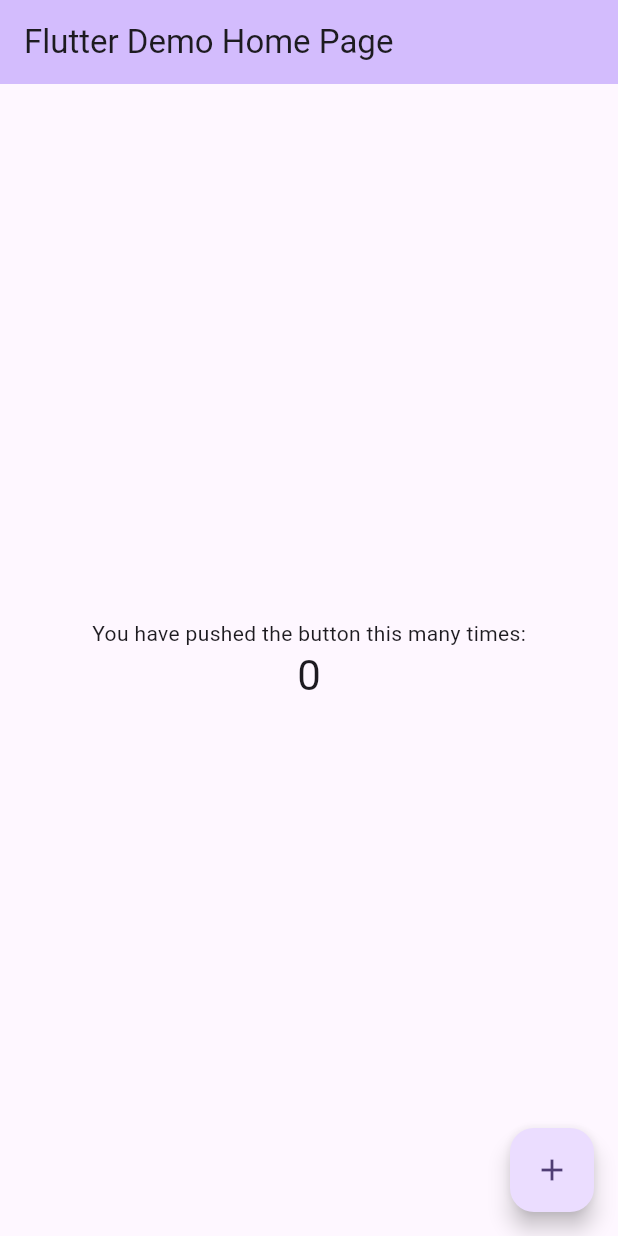
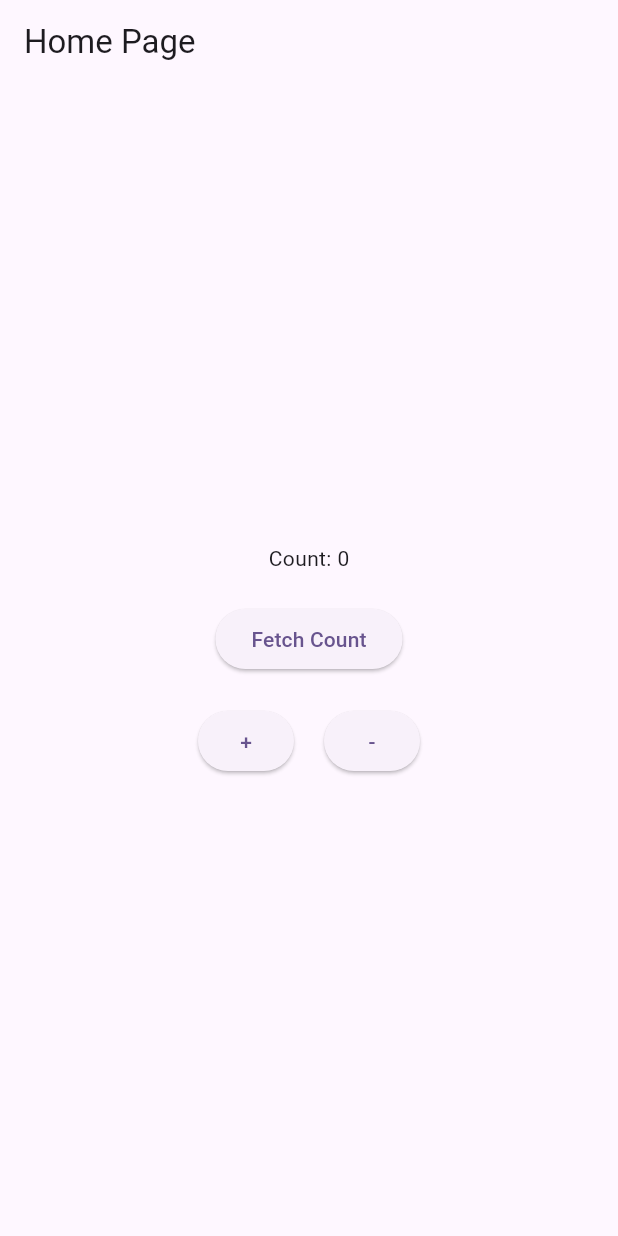
Before and after one commit to my0366/flutter-template, a Flutter app: the screen it shows after launch, on a phone screen of 412 x 824 dp. Run offline on Flutter 3.47's test engine with Material 3 defaults, Android fonts, the phone set to English and light mode, and no system bars; our stand-ins replace dio, flutter_riverpod, flutter_secure_storage, freezed_annotation, go_router, logger and 1 more; generated files the repository leaves out were written again.

Commit message:
feat : counter

```diff
--- /dev/null
+++ b/lib/app/app.dart
@@ -0,0 +1,15 @@
+import 'package:flutter/material.dart';
+import 'package:flutter_template/app/routes.dart';
+
+class MyApp extends StatelessWidget {
+  const MyApp({super.key});
+
+  @override
+  Widget build(BuildContext context) {
+    return MaterialApp.router(
+      routerConfig: router,
+      title: 'Flutter Demo',
+      theme: ThemeData(colorScheme: ColorScheme.fromSeed(seedColor: Colors.deepPurple)),
+    );
+  }
+}
--- /dev/null
+++ b/lib/app/routes.dart
@@ -0,0 +1,9 @@
+import 'package:flutter_template/pages/home/home_page.dart';
+import 'package:go_router/go_router.dart';
+
+final router = GoRouter(
+  initialLocation: "/home", // 기본 경로 설정
+  routes: [
+    GoRoute(path: '/home', builder: (context, state) => HomePage()),
+  ],
+);
--- /dev/null
+++ b/lib/features/count/count_provider.dart
@@ -0,0 +1,27 @@
+import 'package:flutter_template/features/count/count_state.dart';
+import 'package:flutter_template/shared/data/remote/count_repository.dart';
+import 'package:riverpod_annotation/riverpod_annotation.dart';
+
+part 'count_provider.g.dart';
+
+@riverpod
+class CountNotifier extends _$CountNotifier {
+  @override
+  CountState build() {
+    return CountState();
+  }
+
+  Future<dynamic> fetchCount() async {
+    final result = await ref.read(testRepositoryProvider).getCounts();
+    state = state.copyWith(count: result);
+    return result;
+  }
+
+  void increment() {
+    state = state.copyWith(count: state.count + 1);
+  }
+
+  void decrement() {
+    state = state.copyWith(count: state.count - 1);
+  }
+}
--- /dev/null
+++ b/lib/features/count/count_state.dart
@@ -0,0 +1,10 @@
+import 'package:freezed_annotation/freezed_annotation.dart';
+
+part 'count_state.freezed.dart';
+
+@freezed
+class CountState with _$CountState {
+  const factory CountState({
+    @Default(0) int count,
+  }) = _CountState;
+}
--- a/lib/main.dart
+++ b/lib/main.dart
@@ -1,101 +1,11 @@
 import 'package:flutter/material.dart';
+import 'package:flutter_riverpod/flutter_riverpod.dart';
+import 'package:flutter_template/app/app.dart';
 
 void main() {
-  runApp(const MyApp());
+  runApp(
+    ProviderScope(
+      child: const MyApp(),
+    ),
+  );
 }
-
-class MyApp extends StatelessWidget {
-  const MyApp({super.key});
-
-  @override
-  Widget build(BuildContext context) {
-    return MaterialApp(
-      title: 'Flutter Demo',
-      theme: ThemeData(colorScheme: ColorScheme.fromSeed(seedColor: Colors.deepPurple)),
-      home: const MyHomePage(title: 'Flutter Demo Home Page'),
-    );
-  }
-}
-
-class MyHomePage extends StatefulWidget {
-  const MyHomePage({super.key, required this.title});
-
-  // This widget is the home page of your application. It is stateful, meaning
-  // that it has a State object (defined below) that contains fields that affect
-  // how it looks.
-
-  // This class is the configuration for the state. It holds the values (in this
-  // case the title) provided by the parent (in this case the App widget) and
-  // used by the build method of the State. Fields in a Widget subclass are
-  // always marked "final".
-
-  final String title;
-
-  @override
-  State<MyHomePage> createState() => _MyHomePageState();
-}
-
-class _MyHomePageState extends State<MyHomePage> {
-  int _counter = 0;
-
-  void _incrementCounter() {
-    setState(() {
-      // This call to setState tells the Flutter framework that something has
-      // changed in this State, which causes it to rerun the build method below
-      // so that the display can reflect the updated values. If we changed
-      // _counter without calling setState(), then the build method would not be
-      // called again, and so nothing would appear to happen.
-      _counter++;
-    });
-  }
-
-  @override
-  Widget build(BuildContext context) {
-    // This method is rerun every time setState is called, for instance as done
-    // by the _incrementCounter method above.
-    //
-    // The Flutter framework has been optimized to make rerunning build methods
-    // fast, so that you can just rebuild anything that needs updating rather
-    // than having to individually change instances of widgets.
-    return Scaffold(
-      appBar: AppBar(
-        // TRY THIS: Try changing the color here to a specific color (to
-        // Colors.amber, perhaps?) and trigger a hot reload to see the AppBar
-        // change color while the other colors stay the same.
-        backgroundColor: Theme.of(context).colorScheme.inversePrimary,
-        // Here we take the value from the MyHomePage object that was created by
-        // the App.build method, and use it to set our appbar title.
-        title: Text(widget.title),
-      ),
-      body: Center(
-        // Center is a layout widget. It takes a single child and positions it
-        // in the middle of the parent.
-        child: Column(
-          // Column is also a layout widget. It takes a list of children and
-          // arranges them vertically. By default, it sizes itself to fit its
-          // children horizontally, and tries to be as tall as its parent.
-          //
-          // Column has various properties to control how it sizes itself and
-          // how it positions its children. Here we use mainAxisAlignment to
-          // center the children vertically; the main axis here is the vertical
-          // axis because Columns are vertical (the cross axis would be
-          // horizontal).
-          //
-          // TRY THIS: Invoke "debug painting" (choose the "Toggle Debug Paint"
-          // action in the IDE, or press "p" in the console), to see the
-          // wireframe for each widget.
-          mainAxisAlignment: MainAxisAlignment.center,
-          children: <Widget>[
-            const Text('You have pushed the button this many times:'),
-            Text('$_counter', style: Theme.of(context).textTheme.headlineMedium),
-          ],
-        ),
-      ),
-      floatingActionButton: FloatingActionButton(
-        onPressed: _incrementCounter,
-        tooltip: 'Increment',
-        child: const Icon(Icons.add),
-      ), // This trailing comma makes auto-formatting nicer for build methods.
-    );
-  }
-}
--- /dev/null
+++ b/lib/pages/home/home_event.dart
@@ -0,0 +1,8 @@
+import 'package:flutter_template/features/count/count_provider.dart';
+import 'package:flutter_riverpod/flutter_riverpod.dart';
+
+mixin class HomeEvent {
+  void fetchCount(WidgetRef ref) => ref.read(countNotifierProvider.notifier).fetchCount();
+  void increment(WidgetRef ref) => ref.read(countNotifierProvider.notifier).increment();
+  void decrement(WidgetRef ref) => ref.read(countNotifierProvider.notifier).decrement();
+}
--- /dev/null
+++ b/lib/pages/home/home_page.dart
@@ -0,0 +1,45 @@
+import 'package:flutter_template/pages/home/home_event.dart';
+import 'package:flutter_template/pages/home/home_state.dart';
+import 'package:flutter/material.dart';
+import 'package:flutter_riverpod/flutter_riverpod.dart';
+
+class HomePage extends ConsumerWidget with HomeState, HomeEvent {
+  const HomePage({super.key});
+
+  @override
+  Widget build(BuildContext context, WidgetRef ref) {
+    return Scaffold(
+      appBar: AppBar(
+        title: Text('Home Page'),
+      ),
+      body: Center(
+        child: Column(
+          mainAxisAlignment: MainAxisAlignment.center,
+          children: [
+            Text("Count: ${count(ref)}"),
+            SizedBox(height: 20),
+            ElevatedButton(
+              onPressed: () => fetchCount(ref),
+              child: Text('Fetch Count'),
+            ),
+            SizedBox(height: 20),
+            Row(
+              mainAxisAlignment: MainAxisAlignment.center,
+              children: [
+                ElevatedButton(
+                  onPressed: () => increment(ref),
+                  child: Text('+'),
+                ),
+                SizedBox(width: 20),
+                ElevatedButton(
+                  onPressed: () => decrement(ref),
+                  child: Text('-'),
+                ),
+              ],
+            ),
+          ],
+        ),
+      ),
+    );
+  }
+}
--- /dev/null
+++ b/lib/pages/home/home_state.dart
@@ -0,0 +1,6 @@
+import 'package:flutter_template/features/count/count_provider.dart';
+import 'package:flutter_riverpod/flutter_riverpod.dart';
+
+mixin class HomeState {
+  int count(WidgetRef ref) => ref.watch(countNotifierProvider).count;
+}
--- a/lib/shared/data/dio_instance.dart
+++ b/lib/shared/data/dio_instance.dart
@@ -1,4 +1,4 @@
-import 'package:app_boilerplate/shared/data/session_interceptor.dart';
+import 'package:flutter_template/shared/data/session_interceptor.dart';
 import 'package:dio/dio.dart';
 import 'package:flutter_riverpod/flutter_riverpod.dart';
 import 'package:riverpod_annotation/riverpod_annotation.dart';
@@ -16,7 +16,6 @@ Dio dio(Ref ref) {
     connectTimeout: const Duration(seconds: 30),
     receiveTimeout: const Duration(seconds: 30),
   );
-
   dio.interceptors.add(SessionInterceptor());
   return dio;
 }
--- a/lib/shared/data/local/constant.dart
+++ b/lib/shared/data/local/constant.dart
@@ -1,4 +1,4 @@
 class Const {
   static bool useProxy = false;
-  static String proxyAddress = "192.168.0.2:8888";
+  static String proxyAddress = "http://localhost:3000";
 }
--- a/lib/shared/data/remote/request.dart
+++ b/lib/shared/data/remote/request.dart
@@ -1,11 +1,11 @@
 import 'dart:io';
 
-import 'package:app_boilerplate/shared/data/local/constant.dart';
+import 'package:flutter_template/shared/data/local/constant.dart';
 import 'package:dio/dio.dart';
 
 enum HttpMethod { get, post, patch, put, delete }
 
-class Request {
+class DioClient {
   static String getUri(String path) {
     return "${Const.proxyAddress}$path";
   }
--- a/lib/shared/data/session_interceptor.dart
+++ b/lib/shared/data/session_interceptor.dart
@@ -1,5 +1,5 @@
-import 'package:app_boilerplate/shared/data/local/session_storage.dart';
-import 'package:app_boilerplate/shared/utili/dev_log.dart';
+import 'package:flutter_template/shared/data/local/session_storage.dart';
+import 'package:flutter_template/shared/utili/dev_log.dart';
 import 'package:dio/dio.dart';
 
 class SessionInterceptor extends Interceptor {
```
Also changed, not shown: lib/shared/data/remote/count_repository.dart (added, +30 -0 lines), lib/features/count/count_provider.g.dart (added), lib/features/count/count_state.freezed.dart (added), lib/shared/data/remote/count_repository.g.dart (added).
